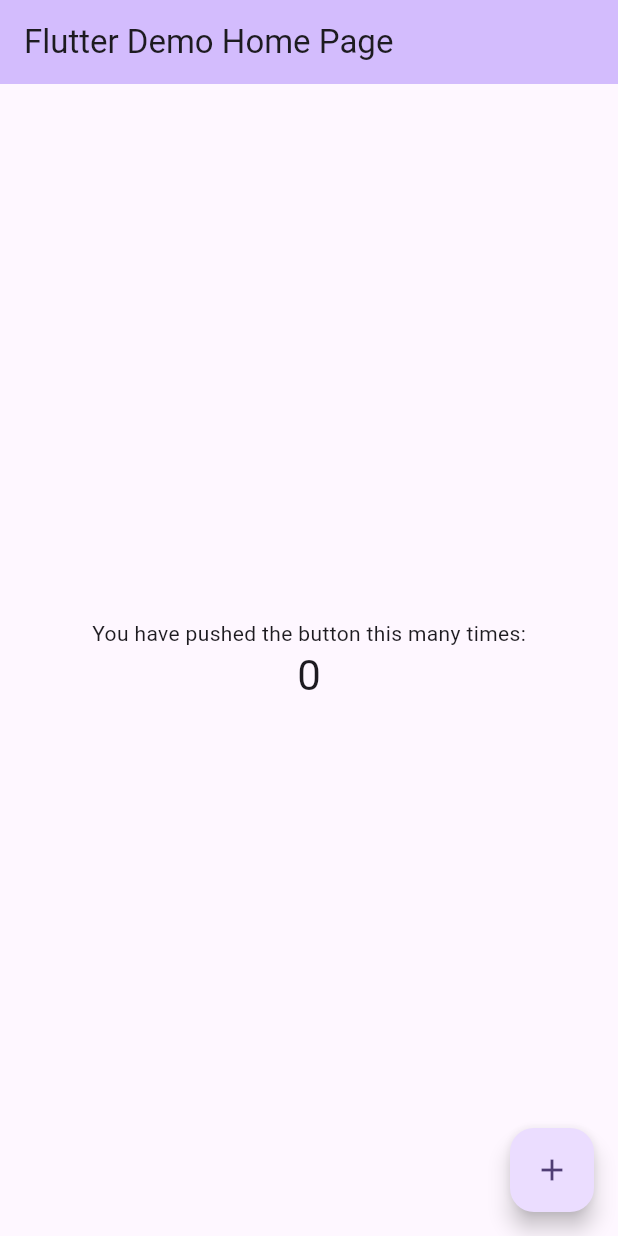
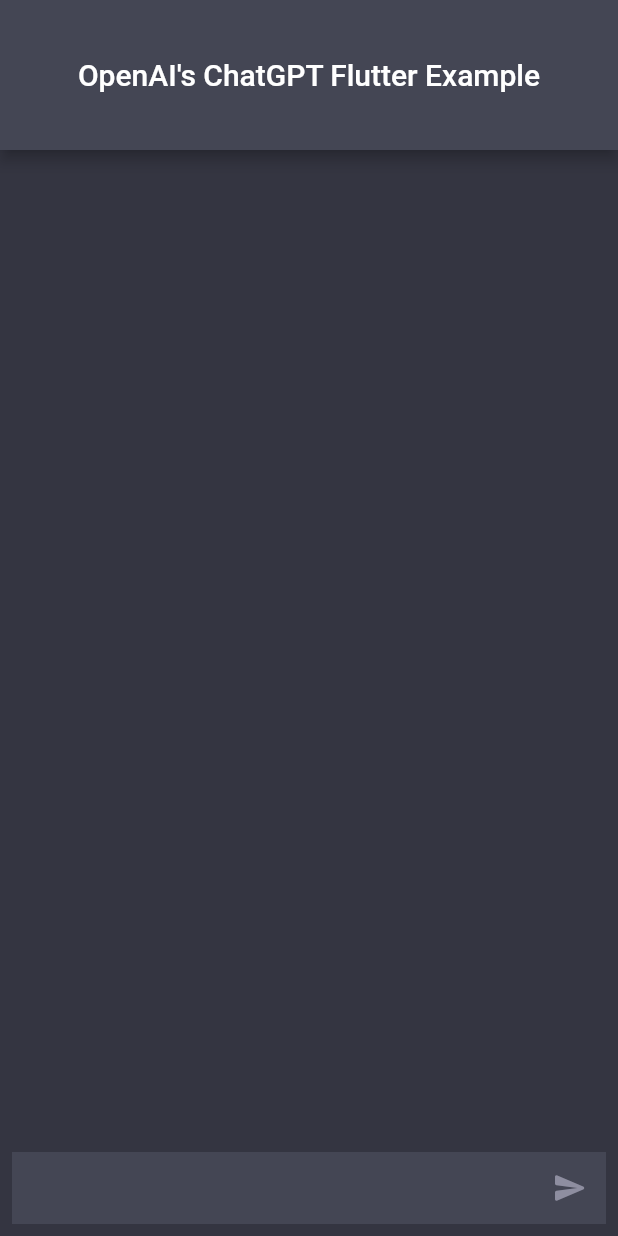
Before and after one commit to HuygaoBE/chatGPT-Flutter, a Flutter app: the screen it shows after launch, on a phone screen of 412 x 824 dp. Run offline on Flutter 3.47's test engine with Material 2 defaults, Android fonts, the phone set to English and light mode, and no system bars.

Commit message:
commit ui + login code chatGPT

```diff
--- a/chatgpt/lib/main.dart
+++ b/chatgpt/lib/main.dart
@@ -1,3 +1,4 @@
+import 'package:chatgpt/ui/chat_body.dart';
 import 'package:flutter/material.dart';
 
 void main() {
@@ -5,121 +6,13 @@ void main() {
 }
 
 class MyApp extends StatelessWidget {
-  const MyApp({super.key});
+  const MyApp({Key? key}) : super(key: key);
 
-  // This widget is the root of your application.
   @override
   Widget build(BuildContext context) {
-    return MaterialApp(
-      title: 'Flutter Demo',
-      theme: ThemeData(
-        // This is the theme of your application.
-        //
-        // TRY THIS: Try running your application with "flutter run". You'll see
-        // the application has a blue toolbar. Then, without quitting the app,
-        // try changing the seedColor in the colorScheme below to Colors.green
-        // and then invoke "hot reload" (save your changes or press the "hot
-        // reload" button in a Flutter-supported IDE, or press "r" if you used
-        // the command line to start the app).
-        //
-        // Notice that the counter didn't reset back to zero; the application
-        // state is not lost during the reload. To reset the state, use hot
-        // restart instead.
-        //
-        // This works for code too, not just values: Most code changes can be
-        // tested with just a hot reload.
-        colorScheme: ColorScheme.fromSeed(seedColor: Colors.deepPurple),
-        useMaterial3: true,
-      ),
-      home: const MyHomePage(title: 'Flutter Demo Home Page'),
+    return const MaterialApp(
+      home: ChatPage(),
+      debugShowCheckedModeBanner: false,
     );
   }
 }
-
-class MyHomePage extends StatefulWidget {
-  const MyHomePage({super.key, required this.title});
-
-  // This widget is the home page of your application. It is stateful, meaning
-  // that it has a State object (defined below) that contains fields that affect
-  // how it looks.
-
-  // This class is the configuration for the state. It holds the values (in this
-  // case the title) provided by the parent (in this case the App widget) and
-  // used by the build method of the State. Fields in a Widget subclass are
-  // always marked "final".
-
-  final String title;
-
-  @override
-  State<MyHomePage> createState() => _MyHomePageState();
-}
-
-class _MyHomePageState extends State<MyHomePage> {
-  int _counter = 0;
-
-  void _incrementCounter() {
-    setState(() {
-      // This call to setState tells the Flutter framework that something has
-      // changed in this State, which causes it to rerun the build method below
-      // so that the display can reflect the updated values. If we changed
-      // _counter without calling setState(), then the build method would not be
-      // called again, and so nothing would appear to happen.
-      _counter++;
-    });
-  }
-
-  @override
-  Widget build(BuildContext context) {
-    // This method is rerun every time setState is called, for instance as done
-    // by the _incrementCounter method above.
-    //
-    // The Flutter framework has been optimized to make rerunning build methods
-    // fast, so that you can just rebuild anything that needs updating rather
-    // than having to individually change instances of widgets.
-    return Scaffold(
-      appBar: AppBar(
-        // TRY THIS: Try changing the color here to a specific color (to
-        // Colors.amber, perhaps?) and trigger a hot reload to see the AppBar
-        // change color while the other colors stay the same.
-        backgroundColor: Theme.of(context).colorScheme.inversePrimary,
-        // Here we take the value from the MyHomePage object that was created by
-        // the App.build method, and use it to set our appbar title.
-        title: Text(widget.title),
-      ),
-      body: Center(
-        // Center is a layout widget. It takes a single child and positions it
-        // in the middle of the parent.
-        child: Column(
-          // Column is also a layout widget. It takes a list of children and
-          // arranges them vertically. By default, it sizes itself to fit its
-          // children horizontally, and tries to be as tall as its parent.
-          //
-          // Column has various properties to control how it sizes itself and
-          // how it positions its children. Here we use mainAxisAlignment to
-          // center the children vertically; the main axis here is the vertical
-          // axis because Columns are vertical (the cross axis would be
-          // horizontal).
-          //
-          // TRY THIS: Invoke "debug painting" (choose the "Toggle Debug Paint"
-          // action in the IDE, or press "p" in the console), to see the
-          // wireframe for each widget.
-          mainAxisAlignment: MainAxisAlignment.center,
-          children: <Widget>[
-            const Text(
-              'You have pushed the button this many times:',
-            ),
-            Text(
-              '$_counter',
-              style: Theme.of(context).textTheme.headlineMedium,
-            ),
-          ],
-        ),
-      ),
-      floatingActionButton: FloatingActionButton(
-        onPressed: _incrementCounter,
-        tooltip: 'Increment',
-        child: const Icon(Icons.add),
-      ), // This trailing comma makes auto-formatting nicer for build methods.
-    );
-  }
-}
--- /dev/null
+++ b/chatgpt/lib/model/model.dart
@@ -0,0 +1,11 @@
+enum ChatMessageType { user, bot }
+
+class ChatMessage {
+  ChatMessage({
+    required this.text,
+    required this.chatMessageType,
+  });
+
+  final String text;
+  final ChatMessageType chatMessageType;
+}
--- /dev/null
+++ b/chatgpt/lib/ui/chat_body.dart
@@ -0,0 +1,161 @@
+import 'package:chatgpt/model/model.dart';
+import 'package:chatgpt/network/chat_repository.dart';
+import 'package:chatgpt/ui/chat_message.dart';
+import 'package:chatgpt/utils/colors.dart';
+import 'package:flutter/material.dart';
+
+class ChatPage extends StatefulWidget {
+  const ChatPage({super.key});
+
+  @override
+  State<ChatPage> createState() => _ChatPageState();
+}
+
+class _ChatPageState extends State<ChatPage> {
+  final _textController = TextEditingController();
+  final _scrollController = ScrollController();
+  final List<ChatMessage> _messages = [];
+  late bool isLoading;
+
+  @override
+  void initState() {
+    super.initState();
+    isLoading = false;
+  }
+
+  @override
+  Widget build(BuildContext context) {
+    return Scaffold(
+      appBar: AppBar(
+        toolbarHeight: 100,
+        title: const Padding(
+          padding: EdgeInsets.all(8.0),
+          child: Align(
+            alignment: Alignment.center,
+            child: Text(
+              "OpenAI's ChatGPT Flutter Example",
+              maxLines: 2,
+              textAlign: TextAlign.center,
+            ),
+          ),
+        ),
+        backgroundColor: ColorSets.botBackgroundColor,
+      ),
+      backgroundColor: ColorSets.backgroundColor,
+      body: SafeArea(
+        child: Column(
+          children: [
+            Expanded(
+              child: _buildList(),
+            ),
+            Visibility(
+              visible: isLoading,
+              child: const Padding(
+                padding: EdgeInsets.all(8.0),
+                child: CircularProgressIndicator(
+                  color: Colors.white,
+                ),
+              ),
+            ),
+            Padding(
+              padding: const EdgeInsets.all(8.0),
+              child: Row(
+                children: [
+                  _buildInput(),
+                  _buildSubmit(),
+                ],
+              ),
+            ),
+          ],
+        ),
+      ),
+    );
+  }
+
+  Widget _buildSubmit() {
+    return Visibility(
+      visible: !isLoading,
+      child: Container(
+        color: ColorSets.botBackgroundColor,
+        child: IconButton(
+          icon: const Icon(
+            Icons.send_rounded,
+            color: Color.fromRGBO(142, 142, 160, 1),
+          ),
+          onPressed: () async {
+            setState(
+              () {
+                _messages.add(
+                  ChatMessage(
+                    text: _textController.text,
+                    chatMessageType: ChatMessageType.user,
+                  ),
+                );
+                isLoading = true;
+              },
+            );
+            var input = _textController.text;
+            _textController.clear();
+            Future.delayed(const Duration(milliseconds: 50))
+                .then((_) => _scrollDown());
+            generateResponse(input).then((value) {
+              setState(() {
+                isLoading = false;
+                _messages.add(
+                  ChatMessage(
+                    text: value,
+                    chatMessageType: ChatMessageType.bot,
+                  ),
+                );
+              });
+            });
+            _textController.clear();
+            Future.delayed(const Duration(milliseconds: 50))
+                .then((_) => _scrollDown());
+          },
+        ),
+      ),
+    );
+  }
+
+  Expanded _buildInput() {
+    return Expanded(
+      child: TextField(
+        textCapitalization: TextCapitalization.sentences,
+        style: const TextStyle(color: Colors.white),
+        controller: _textController,
+        decoration: const InputDecoration(
+          fillColor: ColorSets.botBackgroundColor,
+          filled: true,
+          border: InputBorder.none,
+          focusedBorder: InputBorder.none,
+          enabledBorder: InputBorder.none,
+          errorBorder: InputBorder.none,
+          disabledBorder: InputBorder.none,
+        ),
+      ),
+    );
+  }
+
+  ListView _buildList() {
+    return ListView.builder(
+      controller: _scrollController,
+      itemCount: _messages.length,
+      itemBuilder: (context, index) {
+        var message = _messages[index];
+        return ChatMessageWidget(
+          text: message.text,
+          chatMessageType: message.chatMessageType,
+        );
+      },
+    );
+  }
+
+  void _scrollDown() {
+    _scrollController.animateTo(
+      _scrollController.position.maxScrollExtent,
+      duration: const Duration(milliseconds: 300),
+      curve: Curves.easeOut,
+    );
+  }
+}
--- /dev/null
+++ b/chatgpt/lib/utils/colors.dart
@@ -0,0 +1,6 @@
+import 'package:flutter/material.dart';
+
+class ColorSets {
+  static const backgroundColor = Color(0xff343541);
+  static const botBackgroundColor = Color(0xff444654);
+}
--- /dev/null
+++ b/chatgpt/lib/utils/constant.dart
@@ -0,0 +1 @@
+const apiSecretKey = "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";
--- a/chatgpt/pubspec.yaml
+++ b/chatgpt/pubspec.yaml
@@ -35,6 +35,7 @@ dependencies:
   # The following adds the Cupertino Icons font to your application.
   # Use with the CupertinoIcons class for iOS style icons.
   cupertino_icons: ^1.0.2
+  http: ^1.0.0
 
 dev_dependencies:
   flutter_test:
```
Also changed, not shown: chatgpt/lib/network/chat_repository.dart (added, +31 -0 lines), chatgpt/lib/ui/chat_message.dart (added, +63 -0 lines).
